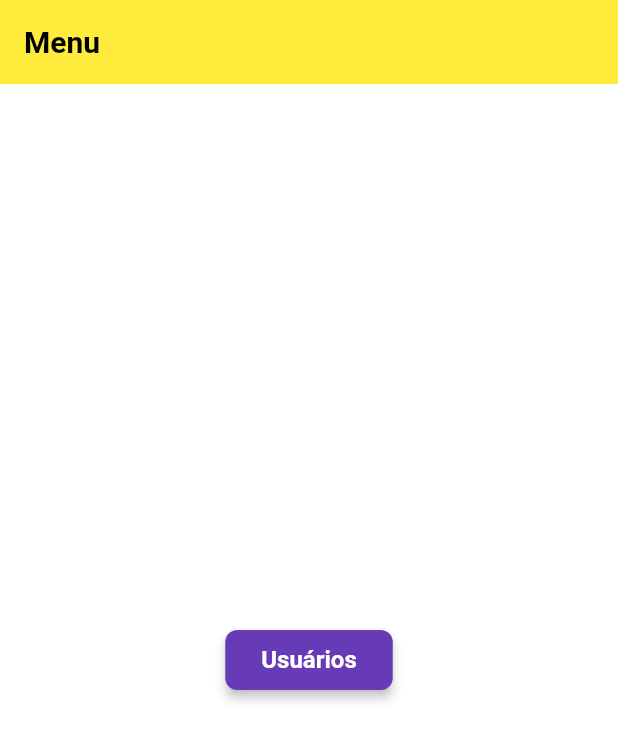
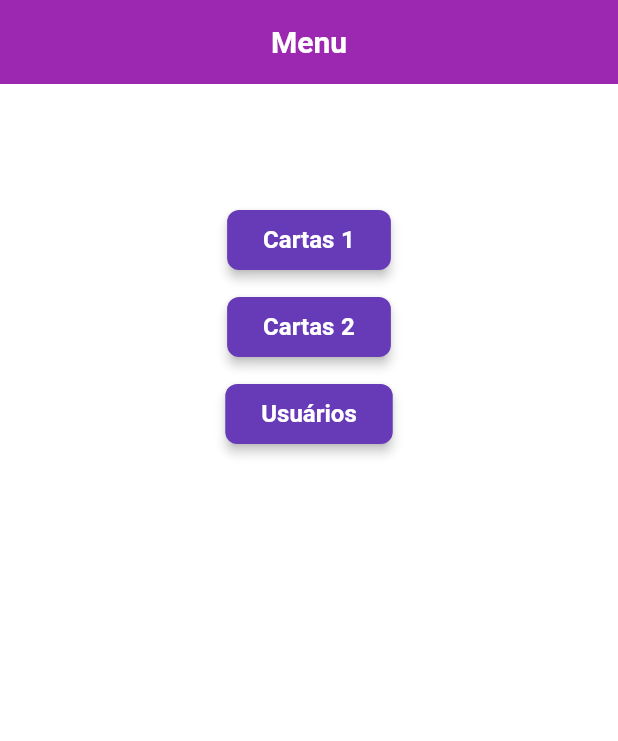
Before and after one commit to fcraveiro/aulas_betha, a Flutter app: the screen it shows after launch, on a phone screen of 412 x 824 dp. Shown: the top 741 px of the screen. Run offline on Flutter 3.47's test engine with Material 3 defaults, Android fonts, the phone set to English and light mode, and no system bars; our stand-ins replace dio, google_fonts.

Commit message:
[Main] Alinhamento das pastas

```diff
--- a/lib/_data/user_repository/user_repository.dart
+++ b/lib/data/api_repository.dart
@@ -3,7 +3,7 @@ import 'package:aulas_betha/domain/entities/comments.dart';
 import 'package:aulas_betha/domain/entities/user.dart';
 import 'package:dio/dio.dart';
 
-class UserRepository {
+class ApiRepository {
   final Dio _dio = Dio(); // Cria uma instância de Dio
 
   Future<List<User>> getUsers() async {
--- a/lib/domain/themes/theme_light.dart
+++ b/lib/domain/themes/theme_light.dart
@@ -32,13 +32,14 @@ themeLight() {
     ),
     scaffoldBackgroundColor: Colors.white,
     appBarTheme: const AppBarTheme(
-      color: Colors.yellow,
+      color: Colors.purple,
       iconTheme: IconThemeData(color: Colors.white),
       titleTextStyle: TextStyle(
-        color: Colors.black,
+        color: Colors.white,
         fontSize: 20,
         fontWeight: FontWeight.bold,
       ),
+      centerTitle: true,
     ),
   );
 }
--- a/lib/main.dart
+++ b/lib/main.dart
@@ -1,4 +1,4 @@
-import 'package:aulas_betha/screens/menu/menu.dart';
+import 'package:aulas_betha/menu.dart';
 import 'package:aulas_betha/domain/themes/theme_dark.dart';
 import 'package:aulas_betha/domain/themes/theme_light.dart';
 import 'package:flutter/material.dart';
--- /dev/null
+++ b/lib/menu.dart
@@ -0,0 +1,59 @@
+import 'package:aulas_betha/pages/cards/card_one/card_one.dart';
+import 'package:aulas_betha/pages/cards/card_two/card_two.dart';
+import 'package:aulas_betha/pages/users/users.dart';
+import 'package:flutter/material.dart';
+
+class Menu extends StatefulWidget {
+  const Menu({super.key});
+
+  @override
+  State<Menu> createState() => _MenuState();
+}
+
+class _MenuState extends State<Menu> {
+  readUsers() {
+    Navigator.push(
+        context, MaterialPageRoute(builder: (context) => const ReadUsers()));
+  }
+
+  cardOne() {
+    Navigator.push(
+        context, MaterialPageRoute(builder: (context) => const CardOne()));
+  }
+
+  cardTwo() {
+    Navigator.push(
+        context, MaterialPageRoute(builder: (context) => const CardTwo()));
+  }
+
+  @override
+  Widget build(BuildContext context) {
+    return Scaffold(
+      appBar: AppBar(
+        title: const Text('Menu'),
+      ),
+      body: Center(
+        child: Column(
+          mainAxisAlignment: MainAxisAlignment.start,
+          children: [
+            const SizedBox(height: 80),
+            ElevatedButton(
+              onPressed: () => cardOne(),
+              child: const Text('Cartas 1'),
+            ),
+            const SizedBox(height: 10),
+            ElevatedButton(
+              onPressed: () => cardTwo(),
+              child: const Text('Cartas 2'),
+            ),
+            const SizedBox(height: 10),
+            ElevatedButton(
+              onPressed: () => readUsers(),
+              child: const Text('Usuários'),
+            ),
+          ],
+        ),
+      ),
+    );
+  }
+}
--- a/lib/screens/menu/menu.dart
+++ /dev/null
@@ -1,38 +0,0 @@
-import 'package:aulas_betha/screens/users/users.dart';
-import 'package:flutter/material.dart';
-
-class Menu extends StatefulWidget {
-  const Menu({super.key});
-
-  @override
-  State<Menu> createState() => _MenuState();
-}
-
-class _MenuState extends State<Menu> {
-  readUsers() {
-    Navigator.push(
-        context, MaterialPageRoute(builder: (context) => const ReadUsers()));
-  }
-
-  @override
-  Widget build(BuildContext context) {
-    return Scaffold(
-      appBar: AppBar(
-        title: const Text('Menu'),
-      ),
-      body: Center(
-        child: Column(
-          mainAxisAlignment: MainAxisAlignment.center,
-          children: [
-            ElevatedButton(
-              onPressed: () {
-                readUsers();
-              },
-              child: const Text('Usuários'),
-            ),
-          ],
-        ),
-      ),
-    );
-  }
-}
```
Also changed, not shown: lib/pages/cards/card_one/card_one.dart (added, +48 -0 lines), lib/pages/cards/card_one/card_widget.dart (added, +47 -0 lines), lib/pages/cards/card_two/card_two.dart (added, +70 -0 lines), lib/pages/users/users.dart (renamed from lib/screens/users/users.dart, +5 -9 lines).
